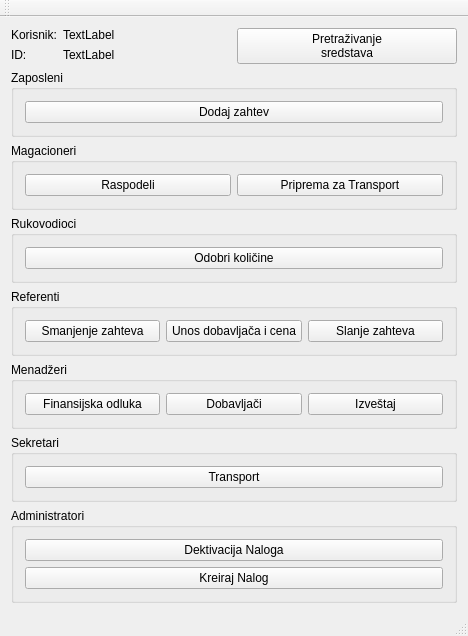
Qt form mainwindow.ui (zivke/nabavke) before a commit.
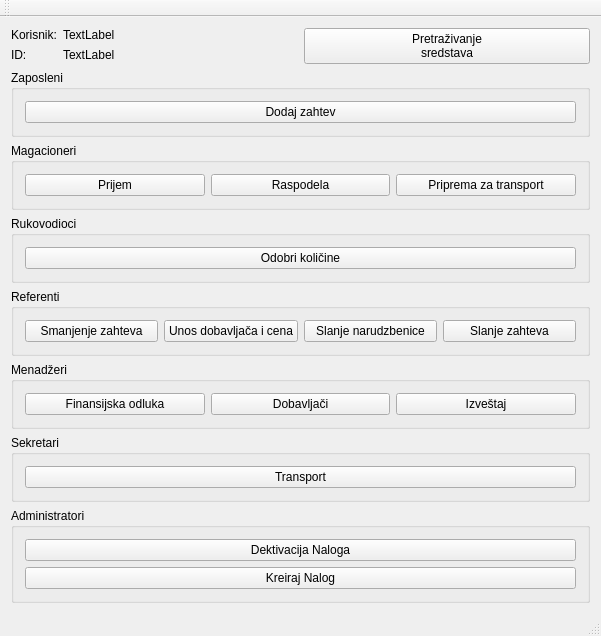
The same form after that commit. Icons and pictures are not drawn.

Patch:
```diff
--- a/mainwindow.ui
+++ b/mainwindow.ui
@@ -6,8 +6,8 @@
    <rect>
     <x>0</x>
     <y>0</y>
-    <width>468</width>
-    <height>607</height>
+    <width>601</width>
+    <height>574</height>
    </rect>
   </property>
   <property name="windowTitle">
@@ -94,17 +94,24 @@
        <string>Magacioneri</string>
       </property>
       <layout class="QHBoxLayout" name="horizontalLayout">
+       <item>
+        <widget class="QPushButton" name="pushButton_5">
+         <property name="text">
+          <string>Prijem</string>
+         </property>
+        </widget>
+       </item>
        <item>
         <widget class="QPushButton" name="btnRaspodeli">
          <property name="text">
-          <string>Raspodeli</string>
+          <string>Raspodela</string>
          </property>
         </widget>
        </item>
        <item>
         <widget class="QPushButton" name="btnpriprema">
          <property name="text">
-          <string>Priprema za Transport</string>
+          <string>Priprema za transport</string>
          </property>
         </widget>
        </item>
@@ -147,6 +154,13 @@
          </property>
         </widget>
        </item>
+       <item>
+        <widget class="QPushButton" name="pushButton_4">
+         <property name="text">
+          <string>Slanje narudzbenice</string>
+         </property>
+        </widget>
+       </item>
        <item>
         <widget class="QPushButton" name="btnSlanjeZahteva">
          <property name="text">
```
Left out of the diff: 2 changed lines with no effect on the pictures.
